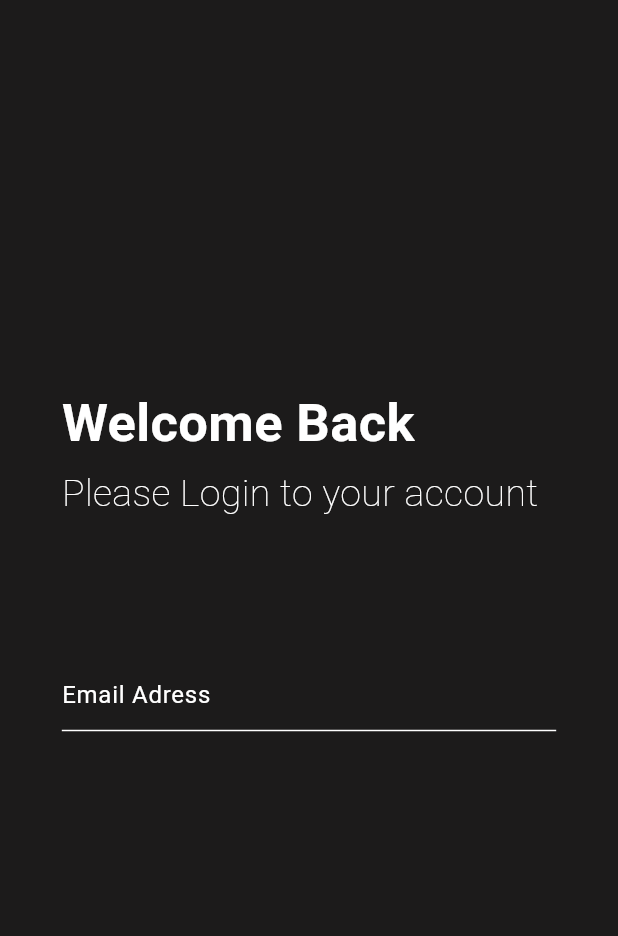
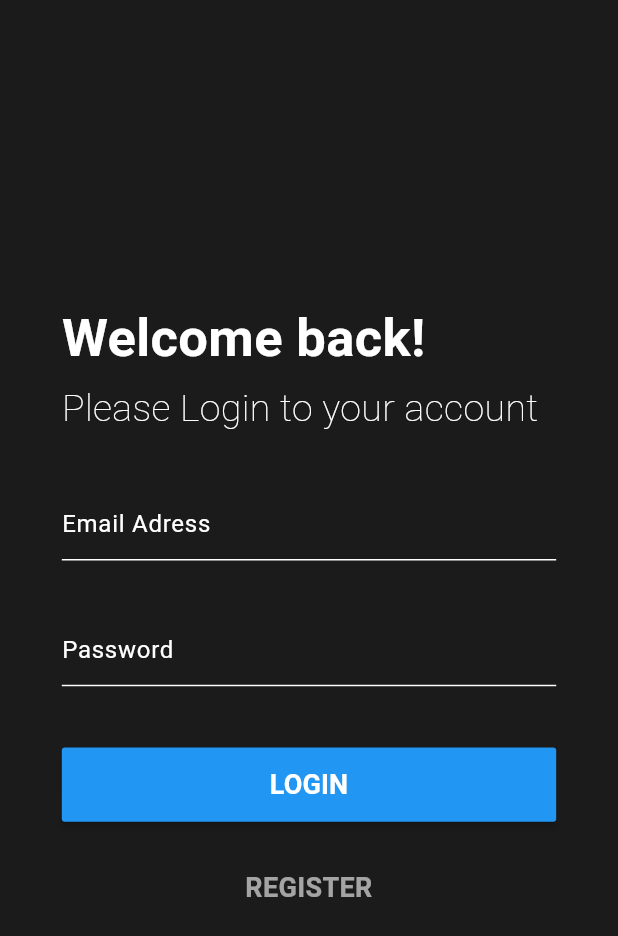
Before and after one commit to BrivaHamisi/chatify, a Flutter app: the screen it shows after launch, on a phone screen of 412 x 824 dp. Shown: the top 936 px of the screen. Run offline on Flutter 3.47's test engine with Material 3 defaults, Android fonts, the phone set to English and light mode, and no system bars; our stand-ins replace firebase_analytics; accounts and stored records are empty.

Commit message:
Login Page part 2

```diff
--- a/lib/pages/login_page.dart
+++ b/lib/pages/login_page.dart
@@ -46,6 +46,8 @@
         children: [
           _headingWidget(),
           _inputForm(),
+          _loginButton(),
+          _registerButton(),
         ],
       ),
     );
@@ -60,7 +62,7 @@
           mainAxisSize: MainAxisSize.max,
           children: [
             Text(
-              "Welcome Back",
+              "Welcome back!",
               style: TextStyle(fontSize: 35, fontWeight: FontWeight.w700),
             ),
             Text(
@@ -83,6 +85,7 @@
             crossAxisAlignment: CrossAxisAlignment.start,
             children: [
               _emailTextField(),
+              _passwordTextField(),
             ],
           )),
     );
@@ -91,7 +94,7 @@
   Widget _emailTextField() {
     return TextFormField(
       autocorrect: false,
-      style: TextStyle(color: Colors.white),
+      style: TextStyle(color: Colors.white60),
       validator: (_input) {},
       onSaved: (_input) {},
       cursorColor: Colors.white,
@@ -104,4 +107,57 @@
       ),
     );
   }
+
+  Widget _passwordTextField() {
+    return TextFormField(
+      autocorrect: false,
+      obscureText: true,
+      style: TextStyle(color: Colors.white60),
+      validator: (_input) {},
+      onSaved: (_input) {},
+      cursorColor: Colors.white,
+      decoration: InputDecoration(
+        hintText: "Password",
+        focusedBorder: UnderlineInputBorder(
+          borderSide: BorderSide(color: Colors.white),
+        ),
+        // hintStyle: TextStyle(color: Colors.white),
+      ),
+    );
+  }
+
+  Widget _loginButton() {
+    return Container(
+      height: _deviceHeight * 0.06,
+      width: _deviceWidth,
+      margin: EdgeInsets.only(top: 10),
+      child: MaterialButton(
+        onPressed: () {},
+        child: Text(
+          "LOGIN",
+          style: TextStyle(fontSize: 18, fontWeight: FontWeight.w700),
+        ),
+        color: Colors.blue,
+      ),
+    );
+  }
+
+  Widget _registerButton() {
+    return GestureDetector(
+      onTap: () {
+        print("Register Now!");
+      },
+      child: Container(
+        height: _deviceHeight * 0.06,
+        width: _deviceWidth,
+        // margin: EdgeInsets.only(top: 10),
+        child: const Text(
+          "REGISTER",
+          textAlign: TextAlign.center,
+          style: TextStyle(
+              fontSize: 18, fontWeight: FontWeight.w700, color: Colors.white60),
+        ),
+      ),
+    );
+  }
 }
```
